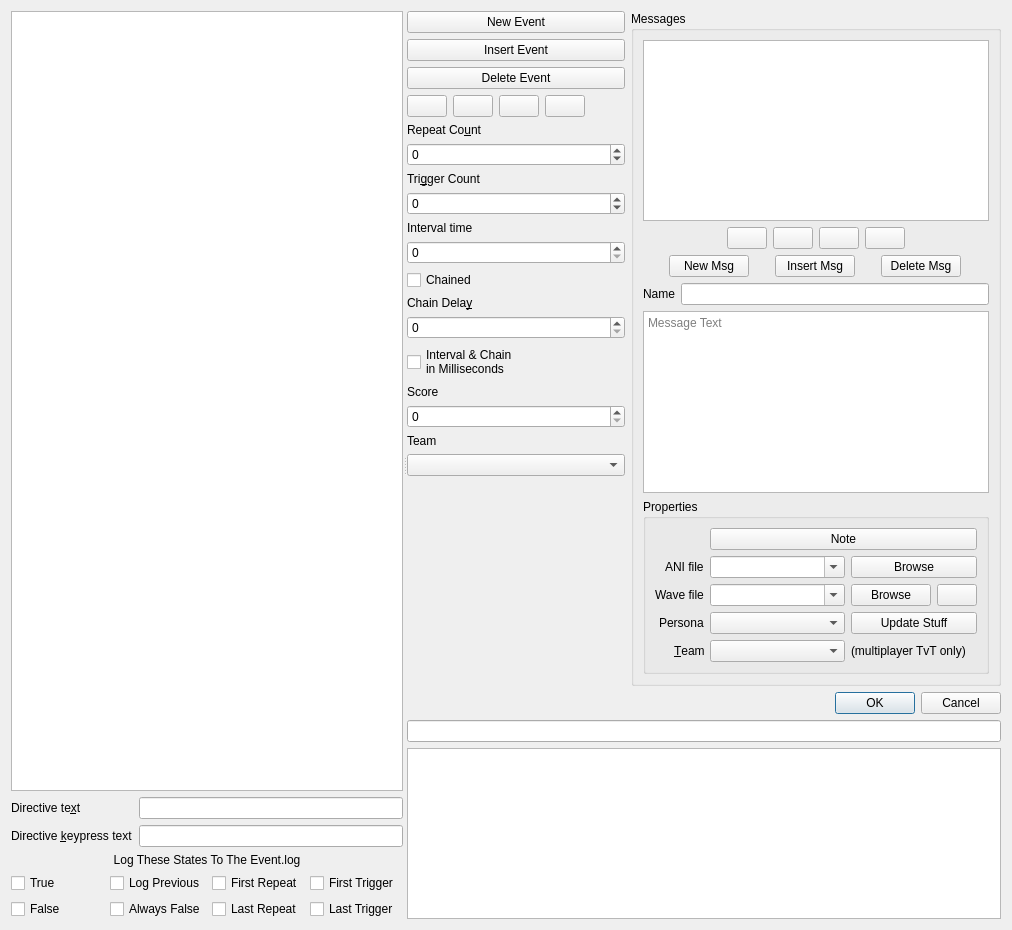
Above: qtfred/ui/MissionEventsDialog.ui from MjnMixael/fs2open.github.com before the change. Below: the same form after it.
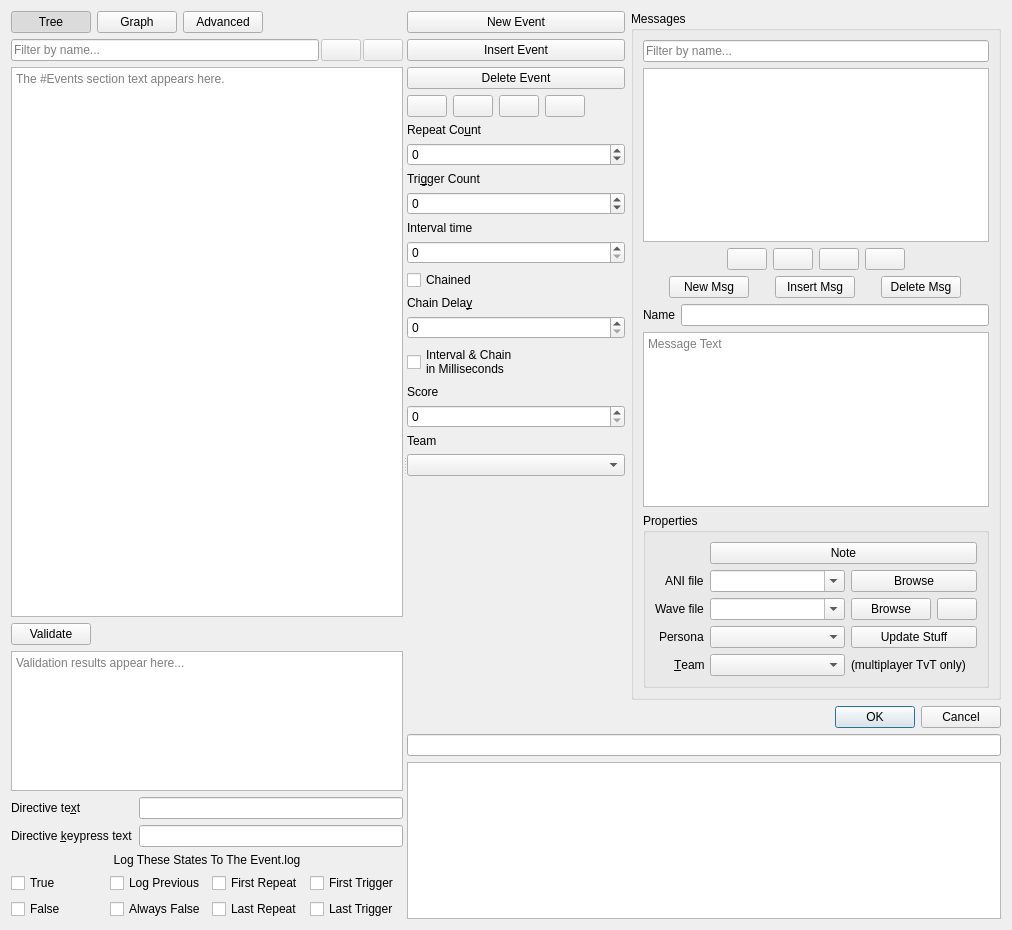
That is the form after the change. The open tabs and pages were chosen to show the change. Custom widgets are drawn as their Qt base class.

Commit message: QtFRED: Events editor upgrades (filter, Advanced text view, graph view) (#25)

```diff
--- a/qtfred/ui/MissionEventsDialog.ui
+++ b/qtfred/ui/MissionEventsDialog.ui
@@ -37,10 +37,223 @@
         <number>0</number>
        </property>
        <item>
-        <widget class="fso::fred::sexp_tree_view" name="eventTree">
-         <attribute name="headerVisible">
-          <bool>false</bool>
-         </attribute>
+        <layout class="QHBoxLayout" name="eventViewToggleLayout">
+         <item>
+          <widget class="QPushButton" name="btnViewTree">
+           <property name="text">
+            <string>Tree</string>
+           </property>
+           <property name="checkable">
+            <bool>true</bool>
+           </property>
+           <property name="checked">
+            <bool>true</bool>
+           </property>
+          </widget>
+         </item>
+         <item>
+          <widget class="QPushButton" name="btnViewGraph">
+           <property name="toolTip">
+            <string>Relationship graph view</string>
+           </property>
+           <property name="text">
+            <string>Graph</string>
+           </property>
+           <property name="checkable">
+            <bool>true</bool>
+           </property>
+          </widget>
+         </item>
+         <item>
+          <widget class="QPushButton" name="btnViewAdvanced">
+           <property name="text">
+            <string>Advanced</string>
+           </property>
+           <property name="checkable">
+            <bool>true</bool>
+           </property>
+          </widget>
+         </item>
+         <item>
+          <spacer name="eventViewToggleSpacer">
+           <property name="orientation">
+            <enum>Qt::Horizontal</enum>
+           </property>
+           <property name="sizeHint" stdset="0">
+            <size>
+             <width>40</width>
+             <height>20</height>
+            </size>
+           </property>
+          </spacer>
+         </item>
+        </layout>
+       </item>
+       <item>
+        <layout class="QHBoxLayout" name="eventSearchLayout">
+         <property name="spacing">
+          <number>2</number>
+         </property>
+         <item>
+          <widget class="QLineEdit" name="eventSearchEdit">
+           <property name="placeholderText">
+            <string>Filter by name...</string>
+           </property>
+           <property name="clearButtonEnabled">
+            <bool>true</bool>
+           </property>
+          </widget>
+         </item>
+         <item>
+          <widget class="QPushButton" name="btnFindPrev">
+           <property name="enabled">
+            <bool>false</bool>
+           </property>
+           <property name="sizePolicy">
+            <sizepolicy hsizetype="Fixed" vsizetype="Fixed">
+             <horstretch>0</horstretch>
+             <verstretch>0</verstretch>
+            </sizepolicy>
+           </property>
+           <property name="toolTip">
+            <string>Previous match</string>
+           </property>
+           <property name="text">
+            <string/>
+           </property>
+          </widget>
+         </item>
+         <item>
+          <widget class="QPushButton" name="btnFindNext">
+           <property name="enabled">
+            <bool>false</bool>
+           </property>
+           <property name="sizePolicy">
+            <sizepolicy hsizetype="Fixed" vsizetype="Fixed">
+             <horstretch>0</horstretch>
+             <verstretch>0</verstretch>
+            </sizepolicy>
+           </property>
+           <property name="toolTip">
+            <string>Next match</string>
+           </property>
+           <property name="text">
+            <string/>
+           </property>
+          </widget>
+         </item>
+        </layout>
+       </item>
+       <item>
+        <widget class="QStackedWidget" name="eventViewStack">
+         <widget class="QWidget" name="treeViewPage">
+          <layout class="QVBoxLayout" name="treeViewPageLayout">
+           <property name="leftMargin">
+            <number>0</number>
+           </property>
+           <property name="topMargin">
+            <number>0</number>
+           </property>
+           <property name="rightMargin">
+            <number>0</number>
+           </property>
+           <property name="bottomMargin">
+            <number>0</number>
+           </property>
+           <item>
+            <widget class="fso::fred::sexp_tree_view" name="eventTree">
+             <attribute name="headerVisible">
+              <bool>false</bool>
+             </attribute>
+            </widget>
+           </item>
+          </layout>
+         </widget>
+         <widget class="QWidget" name="graphViewPage">
+          <layout class="QVBoxLayout" name="graphViewPageLayout">
+           <property name="leftMargin">
+            <number>0</number>
+           </property>
+           <property name="topMargin">
+            <number>0</number>
+           </property>
+           <property name="rightMargin">
+            <number>0</number>
+           </property>
+           <property name="bottomMargin">
+            <number>0</number>
+           </property>
+           <item>
+            <widget class="fso::fred::EventGraphView" name="eventGraph"/>
+           </item>
+          </layout>
+         </widget>
+         <widget class="QWidget" name="advancedViewPage">
+          <layout class="QVBoxLayout" name="advancedViewPageLayout">
+           <property name="leftMargin">
+            <number>0</number>
+           </property>
+           <property name="topMargin">
+            <number>0</number>
+           </property>
+           <property name="rightMargin">
+            <number>0</number>
+           </property>
+           <property name="bottomMargin">
+            <number>0</number>
+           </property>
+           <item>
+            <widget class="QPlainTextEdit" name="advancedTextEdit">
+             <property name="lineWrapMode">
+              <enum>QPlainTextEdit::NoWrap</enum>
+             </property>
+             <property name="placeholderText">
+              <string>The #Events section text appears here.</string>
+             </property>
+            </widget>
+           </item>
+           <item>
+            <layout class="QHBoxLayout" name="advancedButtonLayout">
+             <item>
+              <widget class="QPushButton" name="btnValidateEvents">
+               <property name="text">
+                <string>Validate</string>
+               </property>
+              </widget>
+             </item>
+             <item>
+              <spacer name="advancedButtonSpacer">
+               <property name="orientation">
+                <enum>Qt::Horizontal</enum>
+               </property>
+               <property name="sizeHint" stdset="0">
+                <size>
+                 <width>40</width>
+                 <height>20</height>
+                </size>
+               </property>
+              </spacer>
+             </item>
+            </layout>
+           </item>
+           <item>
+            <widget class="QPlainTextEdit" name="advancedErrorList">
+             <property name="maximumSize">
+              <size>
+               <width>16777215</width>
+               <height>140</height>
+              </size>
+             </property>
+             <property name="readOnly">
+              <bool>true</bool>
+             </property>
+             <property name="placeholderText">
+              <string>Validation results appear here...</string>
+             </property>
+            </widget>
+           </item>
+          </layout>
+         </widget>
         </widget>
        </item>
        <item>
@@ -566,6 +779,16 @@
            </widget>
           </item>
           <item row="0" column="0" colspan="2">
+           <widget class="QLineEdit" name="messageSearchEdit">
+            <property name="placeholderText">
+             <string>Filter by name...</string>
+            </property>
+            <property name="clearButtonEnabled">
+             <bool>true</bool>
+            </property>
+           </widget>
+          </item>
+          <item row="1" column="0" colspan="2">
            <widget class="QListWidget" name="messageList">
             <property name="editTriggers">
              <set>QAbstractItemView::NoEditTriggers</set>
@@ -575,7 +798,7 @@
             </property>
            </widget>
           </item>
-          <item row="4" column="0" colspan="2">
+          <item row="5" column="0" colspan="2">
            <widget class="QPlainTextEdit" name="messageContent">
             <property name="statusTip">
              <string>Message Text</string>
@@ -588,7 +811,7 @@
             </property>
            </widget>
           </item>
-          <item row="2" column="0" colspan="2">
+          <item row="3" column="0" colspan="2">
            <layout class="QHBoxLayout" name="horizontalLayout_2">
             <property name="spacing">
              <number>0</number>
@@ -634,7 +857,7 @@
             </item>
            </layout>
           </item>
-          <item row="1" column="0" colspan="2">
+          <item row="2" column="0" colspan="2">
            <layout class="QHBoxLayout" name="msgMoveButtonsLayout">
             <property name="leftMargin">
              <number>4</number>
@@ -734,7 +957,7 @@
             </item>
            </layout>
           </item>
-          <item row="3" column="0" colspan="2">
+          <item row="4" column="0" colspan="2">
            <layout class="QHBoxLayout" name="horizontalLayout_3">
             <item>
              <widget class="QLabel" name="label_9">
@@ -797,6 +1020,11 @@
    <extends>QTreeView</extends>
    <header>ui/widgets/sexp_tree_view.h</header>
   </customwidget>
+  <customwidget>
+   <class>fso::fred::EventGraphView</class>
+   <extends>QGraphicsView</extends>
+   <header>ui/widgets/EventGraphView.h</header>
+  </customwidget>
  </customwidgets>
  <tabstops>
   <tabstop>eventTree</tabstop>
```
The commit also changes 28 other files.
